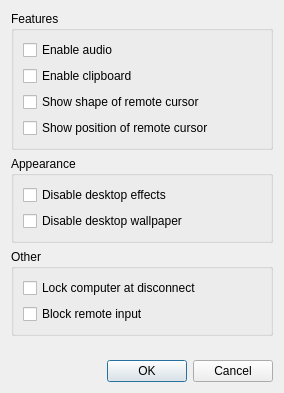
First picture: the form in source/client/ui/desktop/desktop_config_dialog.ui, repository SammyEnigma/aspia, before the edit.
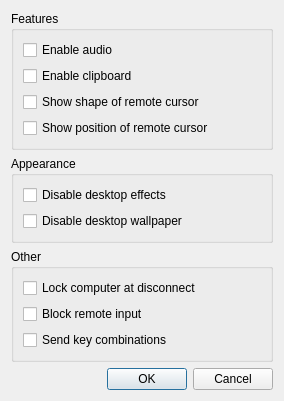
Second picture: the form after the edit. Custom widgets are drawn as their Qt base class.

What changed in the file:
```diff
--- a/source/client/ui/desktop/desktop_config_dialog.ui
+++ b/source/client/ui/desktop/desktop_config_dialog.ui
@@ -118,6 +118,13 @@
         </property>
        </widget>
       </item>
+      <item>
+       <widget class="QCheckBox" name="checkbox_send_key_combinations">
+        <property name="text">
+         <string>Send key combinations</string>
+        </property>
+       </widget>
+      </item>
      </layout>
     </widget>
    </item>
```
